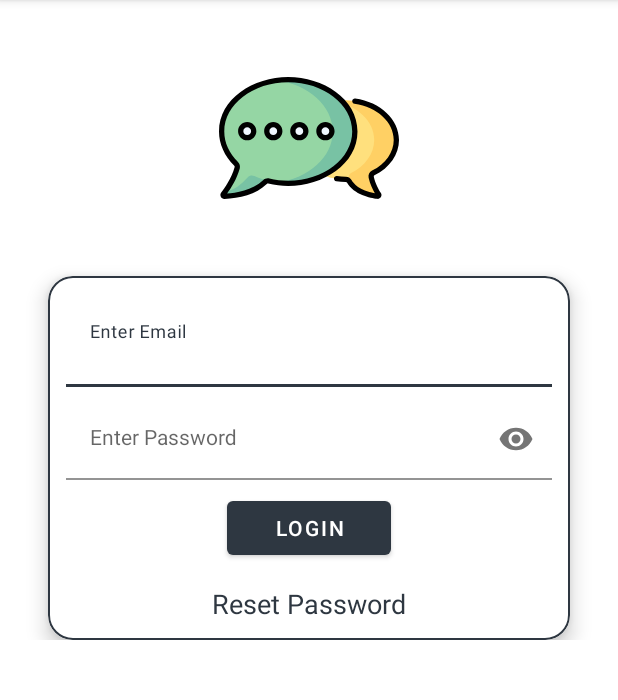
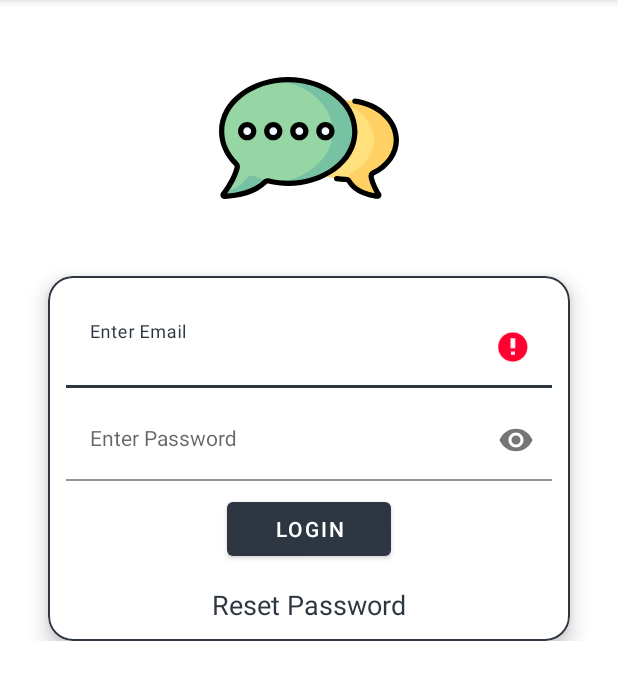
Before and after one commit to rahul-dew/BabbleChat, an Android app: the LoginActivity screen opened directly, with no data from a screen before it, after a tap on an icon or button, on a phone screen of 412 x 824 dp, the part 84-784 px from its top. Run offline under Robolectric (Android 15) with nearby library versions, the phone set to English and light mode, and no system bars; our stand-ins replace Firebase (no records; nobody signed in at launch, a user with empty details on screens opened directly); 1 other tap on this screen came first.

Commit message:
Created Login Activity

```diff
--- a/app/build.gradle
+++ b/app/build.gradle
@@ -1,5 +1,6 @@
 plugins {
     id 'com.android.application'
+    id 'com.google.gms.google-services'
 }
 
 android {
@@ -32,6 +33,8 @@ dependencies {
     implementation 'androidx.appcompat:appcompat:1.2.0'
     implementation 'com.google.android.material:material:1.2.1'
     implementation 'androidx.constraintlayout:constraintlayout:2.0.1'
+    implementation 'com.google.firebase:firebase-auth:19.2.0'
+    implementation 'org.jetbrains:annotations:15.0'
     testImplementation 'junit:junit:4.+'
     androidTestImplementation 'androidx.test.ext:junit:1.1.2'
     androidTestImplementation 'androidx.test.espresso:espresso-core:3.3.0'
--- a/app/src/main/res/layout/activity_login.xml
+++ b/app/src/main/res/layout/activity_login.xml
@@ -61,7 +61,7 @@
                     android:layout_height="wrap_content"
                     android:layout_marginTop="8dp"
                     android:background="@color/white"
-                    android:hint="@string/et_password" />
+                    android:hint="@string/enter_password" />
             </com.google.android.material.textfield.TextInputLayout>
 
             <Button
@@ -69,6 +69,7 @@
                 android:layout_width="wrap_content"
                 android:layout_height="wrap_content"
                 android:layout_marginTop="8dp"
+                android:onClick="btnLoginClick"
                 android:paddingLeft="32dp"
                 android:paddingRight="32dp"
                 android:text="@string/login" />
--- a/app/src/main/res/values/strings.xml
+++ b/app/src/main/res/values/strings.xml
@@ -1,7 +1,7 @@
 <resources>
     <string name="app_name">BabbleChat</string>
     <string name="enter_email">Enter Email</string>
-    <string name="et_password">Enter Password</string>
+    <string name="enter_password">Enter Password</string>
     <string name="icon_image_description">App Icon Image</string>
     <string name="login">Login</string>
     <string name="resert_password">Reset Password</string>
--- a/build.gradle
+++ b/build.gradle
@@ -6,6 +6,7 @@ buildscript {
     }
     dependencies {
         classpath "com.android.tools.build:gradle:4.2.1"
+        classpath 'com.google.gms:google-services:4.3.3'
 
         // NOTE: Do not place your application dependencies here; they belong
         // in the individual module build.gradle files
@@ -16,7 +17,6 @@ allprojects {
     repositories {
         google()
         mavenCentral()
-        jcenter() // Warning: this repository is going to shut down soon
     }
 }
 
```
Also changed, not shown: app/src/main/java/com/overlord/babblechat/login/LoginActivity.java (+44 -0 lines).
